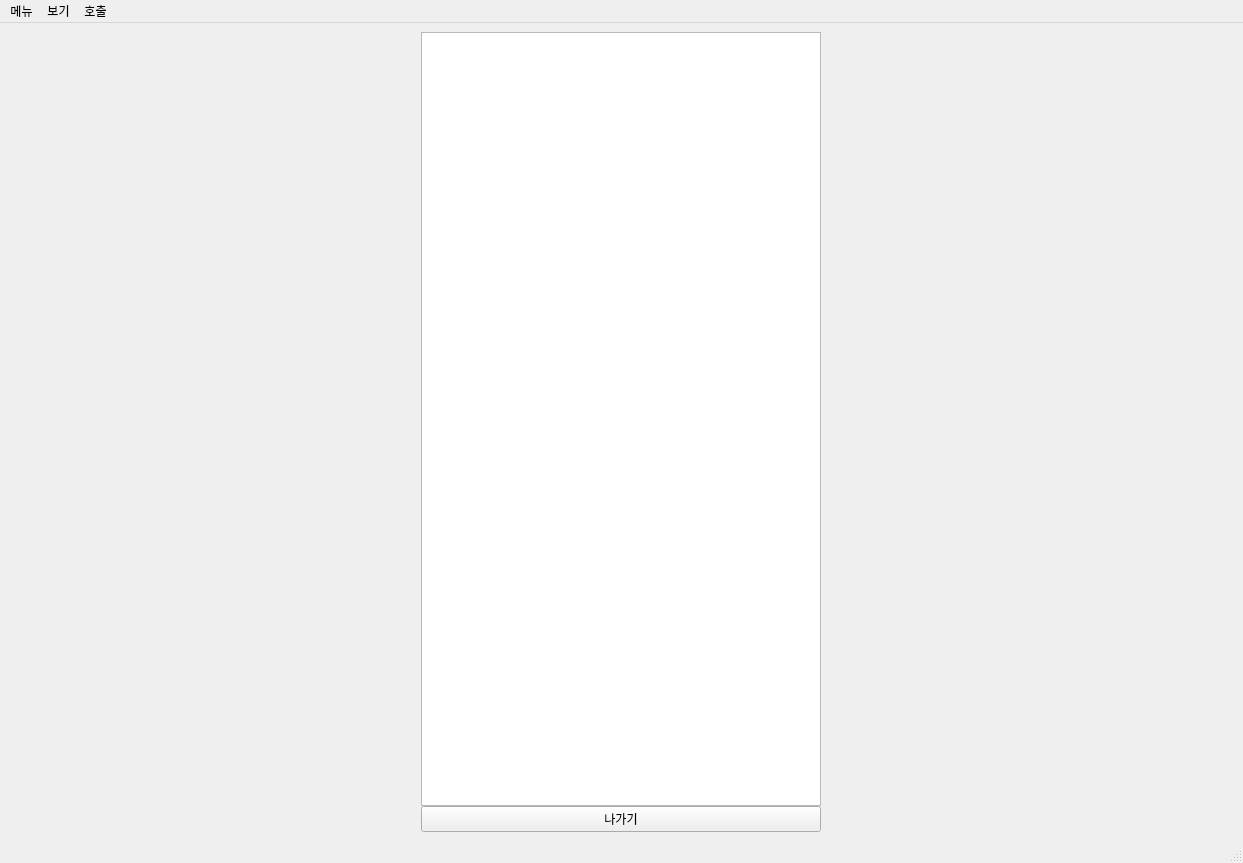
The window that ui/main.ui (SSU-DC-DCWZ/ObsCare_Main) describes before a commit, drawn with Qt 5.
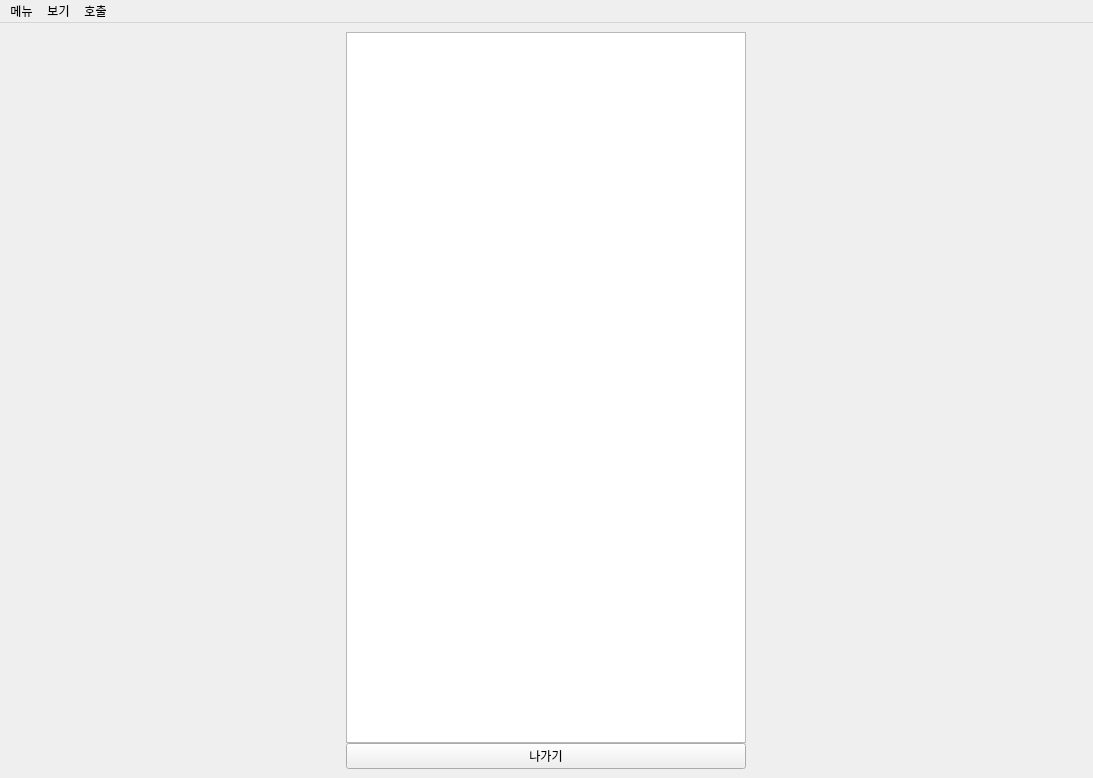
The same window after the commit.

Commit message: deleted bottom status bar

Patch:
```diff
--- a/ui/main.ui
+++ b/ui/main.ui
@@ -6,8 +6,8 @@
    <rect>
     <x>0</x>
     <y>0</y>
-    <width>1243</width>
-    <height>863</height>
+    <width>1093</width>
+    <height>778</height>
    </rect>
   </property>
   <property name="minimumSize">
@@ -89,7 +89,7 @@
     <rect>
      <x>0</x>
      <y>0</y>
-     <width>1243</width>
+     <width>1093</width>
      <height>26</height>
     </rect>
    </property>
@@ -116,7 +116,6 @@
    <addaction name="menu_2"/>
    <addaction name="menu_3"/>
   </widget>
-  <widget class="QStatusBar" name="statusbar"/>
   <action name="actionHome">
    <property name="text">
     <string>홈</string>
```
